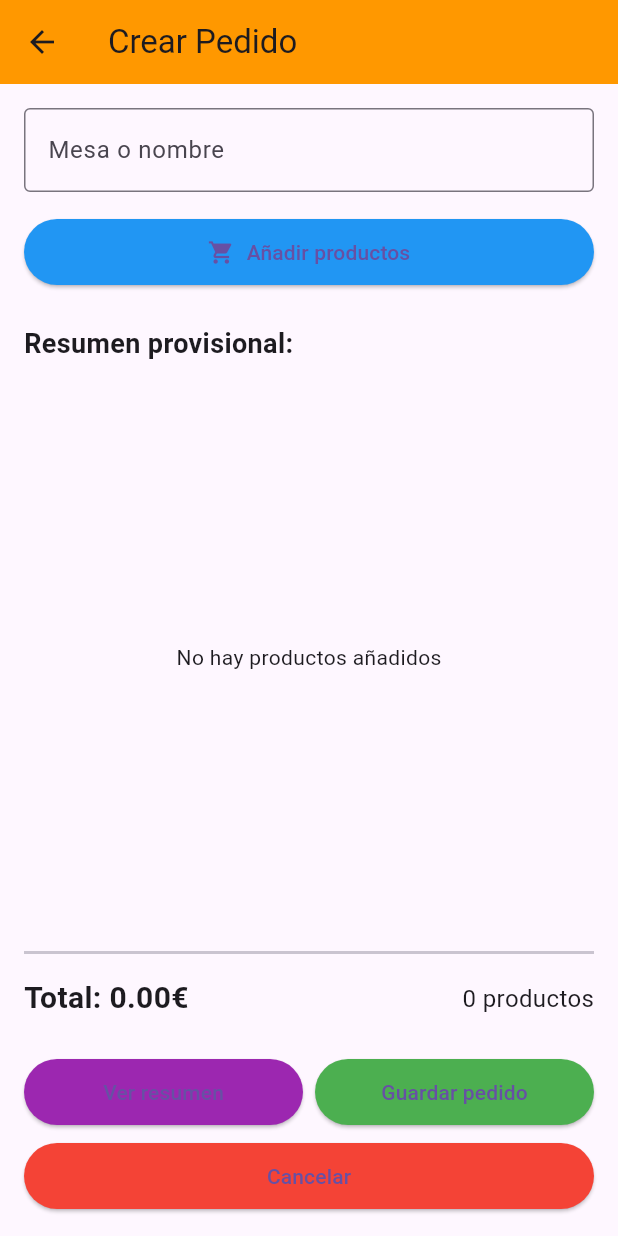
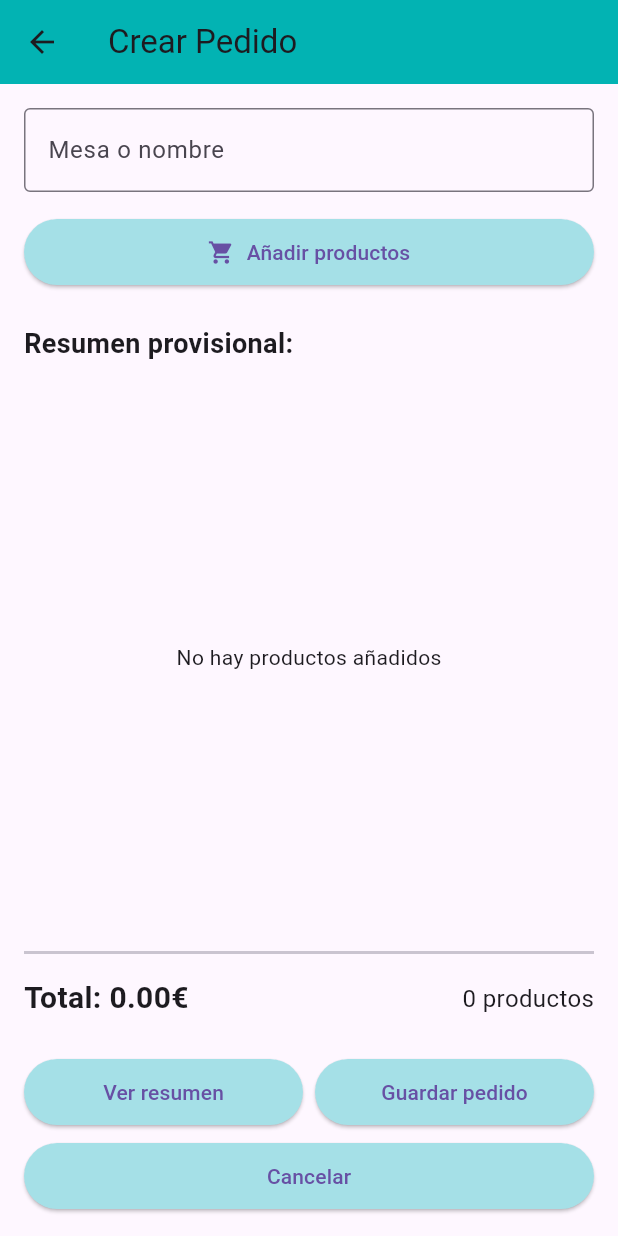
Before and after one commit to Jregueirava/t4_1, a Flutter app: the screen it shows after launch, after a tap on "Nuevo pedido", on a phone screen of 412 x 824 dp. Run offline on Flutter 3.47's test engine with Material 3 defaults, Android fonts, the phone set to English and light mode, and no system bars.

Commit message:
cambio colores

```diff
--- a/lib/view/crearPedido.dart
+++ b/lib/view/crearPedido.dart
@@ -73,7 +73,7 @@ Widget build(BuildContext context){
     return Scaffold(
         appBar: AppBar(
             title: const Text("Crear Pedido"),
-            backgroundColor: Colors.orange,
+            backgroundColor: const Color.fromARGB(255, 2, 179, 179),
         ),
         body: Padding(
             padding: const EdgeInsets.all(16),
@@ -97,7 +97,7 @@ Widget build(BuildContext context){
                         icon: const Icon(Icons.shopping_cart),
                         label: const Text("Añadir productos"),
                         style: ElevatedButton.styleFrom(
-                            backgroundColor: Colors.blue,
+                            backgroundColor: const Color.fromARGB(255, 165, 224, 231),
                             padding: const EdgeInsets.all(12),
                         ),
                     ),
@@ -153,7 +153,7 @@ Widget build(BuildContext context){
                                 child: ElevatedButton(
                                     onPressed: _verResumen,
                                     style: ElevatedButton.styleFrom(
-                                        backgroundColor: Colors.purple,
+                                        backgroundColor: const Color.fromARGB(255, 165, 224, 231),
                                         padding: const EdgeInsets.all(12),
                                     ),
                                     child: const Text("Ver resumen"),
@@ -164,7 +164,7 @@ Widget build(BuildContext context){
                                 child: ElevatedButton(
                                     onPressed: _guardarPedido,
                                     style: ElevatedButton.styleFrom(
-                                        backgroundColor: Colors.green,
+                                        backgroundColor: const Color.fromARGB(255, 165, 224, 231),
                                         padding: const EdgeInsets.all(12),
                                     ),
                                     child: const Text("Guardar pedido"),
@@ -177,7 +177,7 @@ Widget build(BuildContext context){
                       //Cancelar sin datos
                         onPressed: ()=> Navigator.pop(context),
                         style: ElevatedButton.styleFrom(
-                            backgroundColor: Colors.red,
+                            backgroundColor: const Color.fromARGB(255, 165, 224, 231),
                             padding: const EdgeInsets.all(12),
                         ),
                         child: const Text("Cancelar"),
--- a/lib/view/home.dart
+++ b/lib/view/home.dart
@@ -55,7 +55,7 @@ class _HomePageState extends State<Home>{
     return Scaffold(
       appBar: AppBar(
         title: const Text("Bar - Pedidos"),
-        backgroundColor: Colors.orange,
+        backgroundColor: const Color.fromARGB(255, 0, 217, 255),
       ),
       body: viewModel.pedidos.isEmpty
       ? const Center(child: Text("No hay pedidos"))
@@ -75,7 +75,7 @@ class _HomePageState extends State<Home>{
               style: const TextStyle(
                 fontSize: 18,
                 fontWeight: FontWeight.bold,
-                color: Colors.green,
+                color: Color.fromARGB(255, 0, 217, 255),
               ),
               ),
             ),
@@ -86,7 +86,7 @@ class _HomePageState extends State<Home>{
         onPressed: _abrirCrearPedido,
         label: const Text("Nuevo pedido"),
         icon: const Icon(Icons.add),
-        backgroundColor: Colors.orange,
+        backgroundColor: const Color.fromARGB(255, 0, 204, 255),
       ),
     );
   }
--- a/lib/view/seleccionarProducto.dart
+++ b/lib/view/seleccionarProducto.dart
@@ -29,7 +29,7 @@ class _SeleccionarProductoPageState extends State<Seleccionarproducto>{
     return Scaffold(
       appBar: AppBar(
         title: const Text("Seleccionar Productos"),
-        backgroundColor: Colors.orange,
+        backgroundColor: const Color.fromARGB(255, 0, 217, 255),
       ),
       body: ListView.builder(
         itemCount: viewModel.carta.length,
@@ -81,7 +81,7 @@ class _SeleccionarProductoPageState extends State<Seleccionarproducto>{
                 //Cancelada sin datos
                 onPressed: ()=> Navigator.pop(context),
                 style: ElevatedButton.styleFrom(
-                  backgroundColor: Colors.red,
+                  backgroundColor: const Color.fromARGB(255, 165, 224, 231),
                   padding: const EdgeInsets.all(16),
                 ),
                 child: const Text("Cancelar"),
@@ -92,7 +92,7 @@ class _SeleccionarProductoPageState extends State<Seleccionarproducto>{
               child: ElevatedButton(
                 onPressed: _confirmar,
                 style: ElevatedButton.styleFrom(
-                  backgroundColor: Colors.green,
+                  backgroundColor: const Color.fromARGB(255, 165, 224, 231),
                   padding: const EdgeInsets.all(16),
                 ),
                 child: const Text("Confirmar"),
```
Also changed, not shown: lib/view/resumenPedido.dart (+4 -4 lines).
